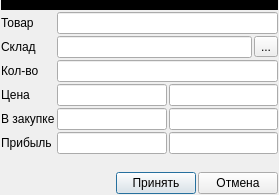
First picture: the form in ui/order_position.ui, repository Meller008/kara, before the edit.
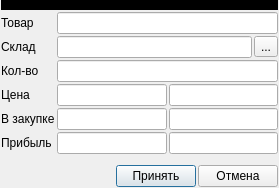
Second picture: the form after the edit.

Diff of the .ui file:
```diff
--- a/ui/order_position.ui
+++ b/ui/order_position.ui
@@ -7,7 +7,7 @@
     <x>0</x>
     <y>0</y>
     <width>279</width>
-    <height>195</height>
+    <height>188</height>
    </rect>
   </property>
   <property name="windowTitle">
```
Left out of the diff: 275 changed lines with no effect on the pictures.
